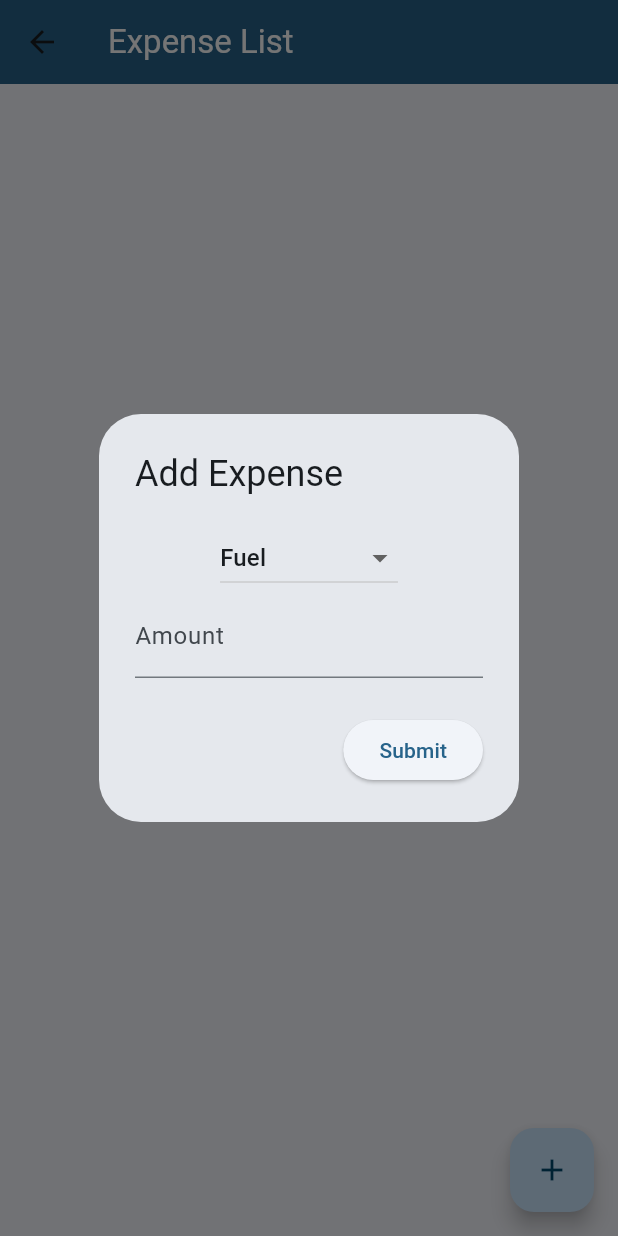
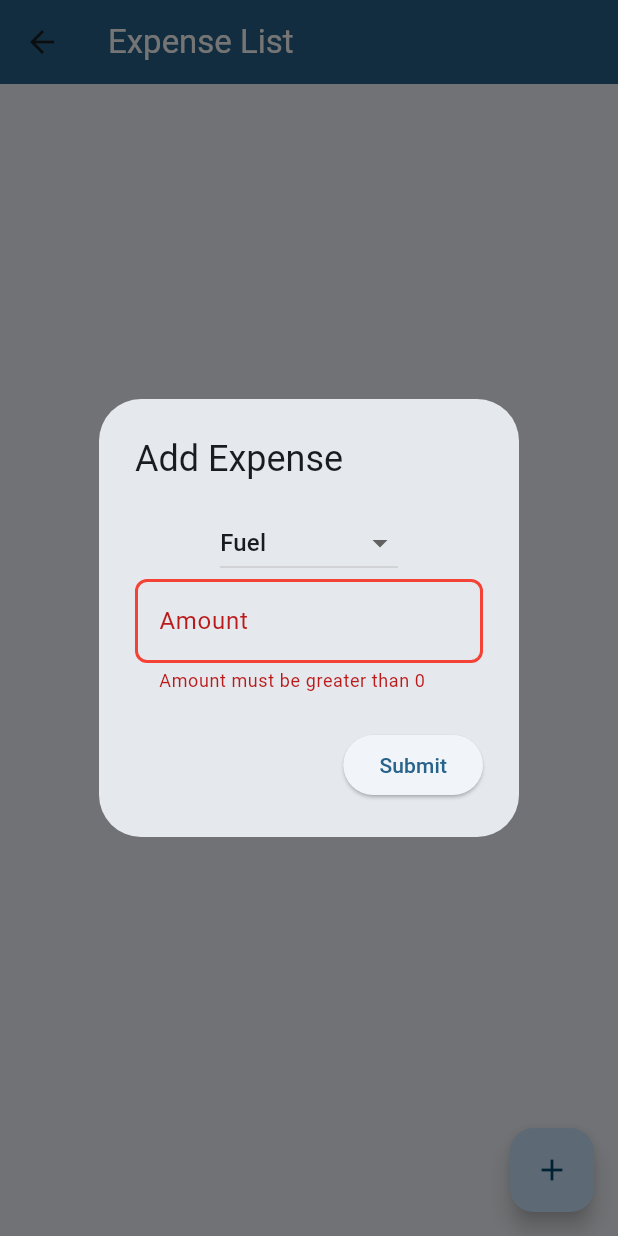
Before and after one commit to fix1t/but-itu-cartrack, a Flutter app: the CarExpenseScreen screen opened by its route, after a tap on the "add" icon, on a phone screen of 412 x 824 dp. Run offline on Flutter 3.47's test engine with Material 3 defaults, Android fonts, the phone set to English and light mode, and no system bars; our stand-ins replace convex_bottom_bar, firebase_core, firebase_database; accounts and stored records are empty.

Commit message:
final touches + left undone todos

```diff
--- a/lib/src/model/car_model.dart
+++ b/lib/src/model/car_model.dart
@@ -4,6 +4,7 @@
 /// @modified: Jakub Mikysek xmikys03
 
 import 'package:firebase_database/firebase_database.dart';
+import 'package:itu_cartrack/src/controller/login_controller.dart';
 import 'package:itu_cartrack/src/model/car.dart';
 
 class CarModel {
--- a/lib/src/view/car_expense_screen.dart
+++ b/lib/src/view/car_expense_screen.dart
@@ -53,17 +53,28 @@ class _CarExpenseScreenState extends State<CarExpenseScreen> {
                       items: ExpenseType.values
                           .map<DropdownMenuItem<ExpenseType>>(
                               (ExpenseType value) {
-                            return DropdownMenuItem<ExpenseType>(
-                              value: value,
-                              child: Text(expenseTypeToString(value)),
-                            );
-                          }).toList(),
+                        return DropdownMenuItem<ExpenseType>(
+                          value: value,
+                          child: Text(expenseTypeToString(value)),
+                        );
+                      }).toList(),
                     ),
                     TextField(
                       controller: amountController,
-                      decoration: InputDecoration(labelText: 'Amount'),
-                      keyboardType:
-                      TextInputType.numberWithOptions(decimal: true),
+                      decoration: InputDecoration(
+                        labelText: 'Amount',
+                        errorBorder: OutlineInputBorder(
+                          borderSide: BorderSide(color: Colors.red, width: 2.0),
+                          borderRadius: BorderRadius.circular(8.0),
+                        ),
+                        //TODO: fix errorText
+                        errorText: (amountController.text.isNotEmpty
+                                ? int.parse(amountController.text) <= 0
+                                : true)
+                            ? 'Amount must be greater than 0'
+                            : null,
+                      ),
+                      keyboardType: TextInputType.number,
                     ),
                   ],
                 ),
@@ -98,8 +109,7 @@ class _CarExpenseScreenState extends State<CarExpenseScreen> {
     return Scaffold(
       appBar: AppBar(
         title: Text('Expense List',
-        style: TextStyle(color: theme.colorScheme.onPrimary)
-        ),
+            style: TextStyle(color: theme.colorScheme.onPrimary)),
         backgroundColor: theme.colorScheme.primary,
       ),
       body: StreamBuilder<List<Expense>>(
@@ -134,7 +144,8 @@ class _CarExpenseScreenState extends State<CarExpenseScreen> {
                       style: TextStyle(color: Colors.grey),
                     ),
                     leading: Icon(
-                      _expenseTypeIcons[expenses[index].type], // Get the icon based on the expense type
+                      _expenseTypeIcons[expenses[index].type],
+                      // Get the icon based on the expense type
                       color: theme.colorScheme.primary,
                     ),
                     onTap: () {
```
Also changed, not shown: lib/src/controller/car_controller.dart (+11 -11 lines), lib/src/view/car_detail_screen.dart (+8 -7 lines), lib/src/view/car_home_screen.dart (+67 -15 lines), lib/src/view/ride_edit_screen.dart (+20 -12 lines).
